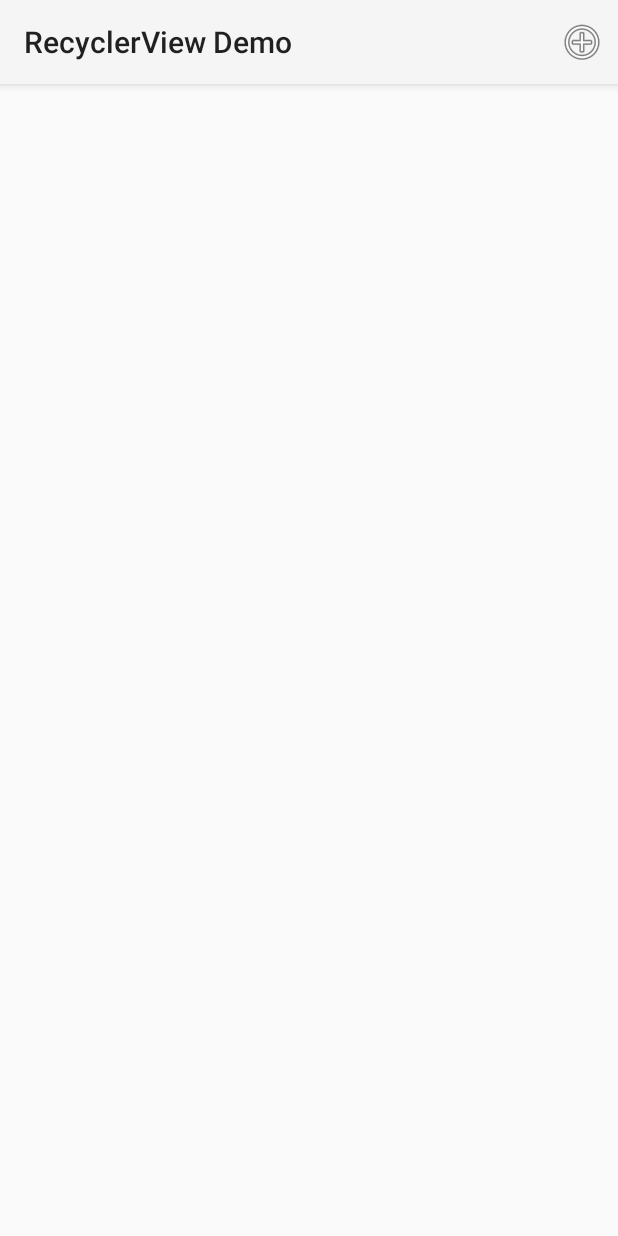
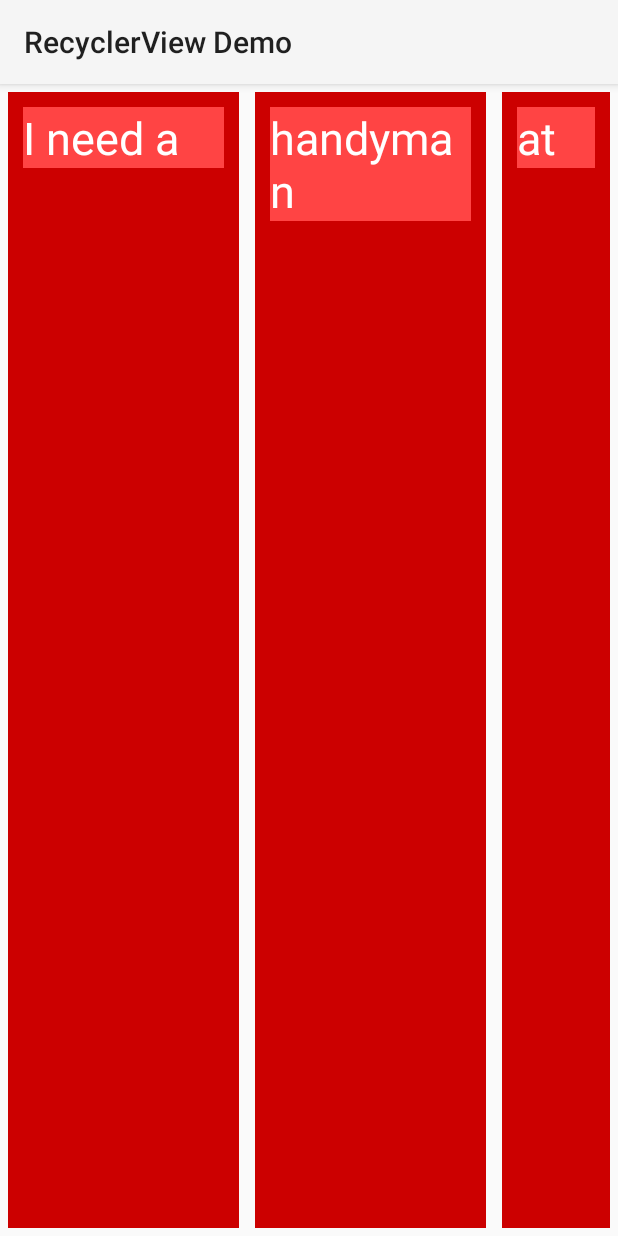
Before and after one commit to lgvalle/RecyclerViewDemo, an Android app: the screen it shows after launch (MyActivity before the commit, AutoFitActivity after it), on a phone screen of 412 x 824 dp. Run offline under Robolectric (Android 15) with nearby library versions, the phone set to English and light mode, and no system bars.

```diff
--- a/app/src/main/AndroidManifest.xml
+++ b/app/src/main/AndroidManifest.xml
@@ -10,7 +10,7 @@
         android:label="@string/app_name"
         android:theme="@style/AppTheme" >
         <activity
-            android:name=".MyActivity"
+            android:name=".AutoFitActivity"
             android:label="@string/app_name" >
             <intent-filter>
                 <action android:name="android.intent.action.MAIN" />
--- /dev/null
+++ b/app/src/main/java/com/pruebas/lgvalle/mispruebas/AutoFitActivity.java
@@ -0,0 +1,46 @@
+package com.pruebas.lgvalle.mispruebas;
+
+import android.app.Activity;
+import android.os.Bundle;
+import android.support.v7.widget.RecyclerView;
+
+import java.util.Arrays;
+
+/**
+ * Created by lgvalle on 31/01/15.
+ */
+public class AutoFitActivity extends Activity {
+    int COLS = 5;
+    private static final String TAG = AutoFitActivity.class.getSimpleName();
+    private RecyclerView recyclerView;
+    private String[] nodes = {"I need a", "handyman", "at", "Flat 5 58 Cleveland Way E14UF, London", "to", "fix my toilet"};
+    private AutoMeasurablesAdapter adapter;
+
+    @Override
+    public void onCreate(Bundle savedInstanceState) {
+        super.onCreate(savedInstanceState);
+
+        setContentView(R.layout.activity_autofit);
+        setupLayout();
+    }
+
+    private void setupLayout() {
+        AutoSpanGridLayoutManager layoutManager = getLayoutManager();
+        adapter = layoutManager.getAdapter();
+        adapter.addAll(Arrays.asList(nodes));
+
+        recyclerView = (RecyclerView) findViewById(R.id.autofitView);
+        recyclerView.setLayoutManager(layoutManager);
+        recyclerView.setAdapter(adapter);
+
+        layoutManager.setMyRecyclerView(recyclerView);
+
+
+    }
+
+    private AutoSpanGridLayoutManager getLayoutManager() {
+        return new AutoSpanGridLayoutManager(this, COLS);
+    }
+
+
+}
--- /dev/null
+++ b/app/src/main/java/com/pruebas/lgvalle/mispruebas/AutoMeasurablesAdapter.java
@@ -0,0 +1,51 @@
+package com.pruebas.lgvalle.mispruebas;
+
+import android.support.v7.widget.RecyclerView;
+import android.view.LayoutInflater;
+import android.view.ViewGroup;
+import android.widget.LinearLayout;
+
+import java.util.ArrayList;
+import java.util.List;
+
+/**
+ * Created by lgvalle on 31/01/15.
+ */
+public class AutoMeasurablesAdapter extends RecyclerView.Adapter<TextViewHolder> {
+
+    private List<String> nodes;
+
+    public AutoMeasurablesAdapter(List<String> nodes) {
+        this.nodes = nodes;
+    }
+
+    public AutoMeasurablesAdapter() {
+        this.nodes = new ArrayList<>();
+    }
+
+    @Override
+    public TextViewHolder onCreateViewHolder(ViewGroup parent, int viewType) {
+        LinearLayout v = (LinearLayout) LayoutInflater.from(parent.getContext()).inflate(R.layout.text_row, parent, false);
+        return new TextViewHolder(v);
+    }
+
+    @Override
+    public void onBindViewHolder(TextViewHolder holder, int position) {
+        String node = nodes.get(position);
+        holder.bind(node);
+    }
+
+    @Override
+    public int getItemCount() {
+        return nodes.size();
+    }
+
+    public void addAll(List nodes) {
+        this.nodes.addAll(nodes);
+        notifyDataSetChanged();
+    }
+
+    public List<String> getNodes() {
+        return nodes;
+    }
+}
--- /dev/null
+++ b/app/src/main/java/com/pruebas/lgvalle/mispruebas/AutoSpanGridLayoutManager.java
@@ -0,0 +1,90 @@
+package com.pruebas.lgvalle.mispruebas;
+
+import android.content.Context;
+import android.graphics.Paint;
+import android.graphics.Rect;
+import android.support.v7.widget.GridLayoutManager;
+import android.support.v7.widget.RecyclerView;
+import android.util.Log;
+
+/**
+ * Created by lgvalle on 31/01/15.
+ */
+public class AutoSpanGridLayoutManager extends GridLayoutManager {
+    private static final String TAG = AutoSpanGridLayoutManager.class.getSimpleName();
+    private AutoMeasurablesAdapter adapter;
+    private RecyclerView recyclerView;
+
+    public AutoSpanGridLayoutManager(Context context, int spanCount) {
+        super(context, spanCount);
+        init(context, spanCount);
+    }
+
+    public AutoSpanGridLayoutManager(Context context, int spanCount, int orientation, boolean reverseLayout) {
+        super(context, spanCount, orientation, reverseLayout);
+        init(context, spanCount);
+    }
+
+
+
+    private void init(final Context context, final int spanCount) {
+        this.adapter = new AutoMeasurablesAdapter();
+        setSpanSizeLookup(new SpanSizeLookup() {
+            @Override
+            public int getSpanSize(int position) {
+
+                int spanSize = 1;
+                if (recyclerView != null ) {
+                    final int columWidth = recyclerView.getMeasuredWidth() / spanCount;
+                    Log.d(TAG, "ColunmWidth: "+columWidth);
+                    //MeasurableView m = (MeasurableView) getChildAt(position);
+                    //float viewWidth = m.automeasure();
+                    float viewWidth = innerMeasure(position, context);
+
+                    double calculatedSpan = Math.ceil(viewWidth / columWidth);
+
+                    spanSize = (int) Math.min(spanCount, Math.max(1, calculatedSpan));
+                }
+                Log.d(TAG, "SPAN: "+spanSize);
+                return spanSize;
+            }
+        });
+    }
+
+    private float innerMeasure(int position, Context context) {
+        String node = getAdapter().getNodes().get(position);
+        int fontSize = context.getResources().getDimensionPixelSize(R.dimen.font_size);
+        Paint mTextPaint = new Paint();
+        mTextPaint.setTextSize(fontSize);
+        Rect textBounds = new Rect();
+        mTextPaint.getTextBounds(node, 0, node.length(), textBounds);
+        return mTextPaint.measureText(node);
+    }
+
+    /*
+    final int columWidth = recyclerView.getMeasuredWidth() / spanCount;
+                    String node = adapter.getNodes().get(position);
+                    MeasurableView m = (MeasurableView) getChildAt(position);
+                    float viewWidth = m.automeasure();
+
+
+                    Paint mTextPaint = new Paint();
+                    mTextPaint.setTextSize(fontSize);
+                    Rect textBounds = new Rect();
+                    mTextPaint.getTextBounds(node, 0, node.length(), textBounds);
+                    float mTextWidth = mTextPaint.measureText(node);
+
+                    double calculatedSpan = Math.ceil(mTextWidth / columWidth);
+
+                    spanSize = (int) Math.min(spanCount, Math.max(1, calculatedSpan));
+     */
+
+    public AutoMeasurablesAdapter getAdapter() {
+        return adapter;
+    }
+
+
+    public void setMyRecyclerView(RecyclerView recyclerView) {
+        this.recyclerView = recyclerView;
+    }
+}
--- a/app/src/main/java/com/pruebas/lgvalle/mispruebas/DummyAdapter.java
+++ b/app/src/main/java/com/pruebas/lgvalle/mispruebas/DummyAdapter.java
@@ -3,21 +3,16 @@ package com.pruebas.lgvalle.mispruebas;
 import android.graphics.Bitmap;
 import android.graphics.Color;
 import android.graphics.drawable.BitmapDrawable;
-import android.graphics.drawable.Drawable;
 import android.support.v7.graphics.Palette;
-import android.support.v7.graphics.PaletteItem;
 import android.support.v7.widget.RecyclerView;
 import android.util.Log;
 import android.view.LayoutInflater;
-import android.view.View;
 import android.view.ViewGroup;
 import android.widget.ImageView;
 import android.widget.RelativeLayout;
 import android.widget.TextView;
 
-import com.squareup.picasso.Callback;
 import com.squareup.picasso.Picasso;
-import com.squareup.picasso.Target;
 
 import java.util.ArrayList;
 
@@ -39,7 +34,7 @@ public class DummyAdapter extends RecyclerView.Adapter<DummyAdapter.ViewHolder>
     // Create new views (invoked by the layout manager)
     @Override
     public DummyAdapter.ViewHolder onCreateViewHolder(ViewGroup parent,
-                                                   int viewType) {
+                                                      int viewType) {
         // create a new view
         RelativeLayout v = (RelativeLayout) LayoutInflater.from(parent.getContext())
                 .inflate(R.layout.recycler_row, null);
@@ -59,26 +54,7 @@ public class DummyAdapter extends RecyclerView.Adapter<DummyAdapter.ViewHolder>
         Log.d(TAG, item.getUrl());
         Picasso.with(holder.mImageView.getContext())
                 .load(item.getUrl())
-                .into(new Target() {
-                    @Override
-                    public void onBitmapLoaded(Bitmap bitmap, Picasso.LoadedFrom from) {
-                        holder.mImageView.setImageBitmap(bitmap);
-                        holder.mLoadingImageView.setVisibility(View.GONE);
-                        holder.updatePalette();
-                        Log.d(TAG, "on success");
-                    }
-
-                    @Override
-                    public void onBitmapFailed(Drawable errorDrawable) {
-                        holder.mLoadingImageView.setVisibility(View.GONE);
-                        Log.d(TAG, "on error");
-                    }
-
-                    @Override
-                    public void onPrepareLoad(Drawable placeHolderDrawable) {
-                        holder.mLoadingImageView.setVisibility(View.VISIBLE);
-                    }
-                });
+                .into(holder.mImageView);
         holder.mImageTitle.setText(item.getName());
 
     }
@@ -95,12 +71,15 @@ public class DummyAdapter extends RecyclerView.Adapter<DummyAdapter.ViewHolder>
         notifyItemInserted(0);
     }
 
+    public void addLast(Item item) {
+        mDataset.add(item);
+        notifyDataSetChanged();
+    }
+
     // Provide a reference to the type of views that you are using
     // (custom viewholder)
     public static class ViewHolder extends RecyclerView.ViewHolder {
         private static final int PALETTE_SIZE = 24; /* 24 is default size. You can decrease this value to speed up palette generation */
-        private final View mLoadingImageView;
-        private final View mLoadingTitleView;
         public ImageView mImageView;
         public TextView mImageTitle;
 
@@ -108,25 +87,18 @@ public class DummyAdapter extends RecyclerView.Adapter<DummyAdapter.ViewHolder>
             super(v);
             mImageView = (ImageView) v.findViewById(R.id.imageView);
             mImageTitle = (TextView) v.findViewById(R.id.title);
-            mLoadingImageView = v.findViewById(R.id.pbImage);
-            mLoadingTitleView = v.findViewById(R.id.pbTitle);
+
         }
-
         public void updatePalette() {
-            Bitmap bitmap = ((BitmapDrawable)mImageView.getDrawable()).getBitmap();
+            Bitmap bitmap = ((BitmapDrawable) mImageView.getDrawable()).getBitmap();
             Palette.generateAsync(bitmap, PALETTE_SIZE, new Palette.PaletteAsyncListener() {
                 @Override
                 public void onGenerated(Palette palette) {
-                    PaletteItem item = palette.getLightVibrantColor();
-                    if (item != null) {
-                        mImageTitle.setBackgroundColor(adjustAlpha(item.getRgb(), 0.5f));
-                    }
 
-                    item = palette.getDarkVibrantColor();
-                    if (item != null) {
-                        mImageTitle.setTextColor(item.getRgb());
-                    }
-                    mLoadingTitleView.setVisibility(View.GONE);
+                    int item = palette.getLightVibrantColor(0);
+                    mImageTitle.setBackgroundColor(adjustAlpha(item, 0.5f));
+                    item = palette.getDarkVibrantColor(1);
+                    mImageTitle.setTextColor(item);
                 }
 
             });
--- /dev/null
+++ b/app/src/main/java/com/pruebas/lgvalle/mispruebas/MeasurableView.java
@@ -0,0 +1,8 @@
+package com.pruebas.lgvalle.mispruebas;
+
+/**
+ * Created by lgvalle on 01/02/15.
+ */
+public interface MeasurableView  {
+    public float automeasure();
+}
--- /dev/null
+++ b/app/src/main/java/com/pruebas/lgvalle/mispruebas/TextViewHolder.java
@@ -0,0 +1,18 @@
+package com.pruebas.lgvalle.mispruebas;
+
+import android.support.v7.widget.RecyclerView;
+import android.widget.LinearLayout;
+import android.widget.TextView;
+
+/**
+ * Created by lgvalle on 01/02/15.
+ */
+public class TextViewHolder extends RecyclerView.ViewHolder{
+    public TextViewHolder(LinearLayout itemView) {
+        super(itemView);
+    }
+
+    public void bind(String node) {
+        ((TextView)itemView.findViewById(R.id.text_row_title)).setText(node);
+    }
+}
--- /dev/null
+++ b/app/src/main/res/layout/activity_autofit.xml
@@ -0,0 +1,13 @@
+<?xml version="1.0" encoding="utf-8"?>
+<LinearLayout xmlns:android="http://schemas.android.com/apk/res/android"
+    android:orientation="vertical"
+    android:layout_width="match_parent"
+    android:layout_height="match_parent">
+
+    <android.support.v7.widget.RecyclerView
+        android:id="@+id/autofitView"
+        android:layout_width="match_parent"
+        android:clipToPadding="false"
+        android:layout_height="match_parent" />
+
+</LinearLayout>
--- /dev/null
+++ b/app/src/main/res/layout/text_row.xml
@@ -0,0 +1,23 @@
+<?xml version="1.0" encoding="utf-8"?>
+<LinearLayout xmlns:android="http://schemas.android.com/apk/res/android"
+    android:layout_margin="5dp"
+    android:orientation="vertical"
+    android:layout_width="match_parent"
+    android:background="@android:color/holo_red_dark"
+    android:layout_height="match_parent">
+
+    <TextView
+        android:id="@+id/text_row_title"
+        android:layout_width="match_parent"
+        android:layout_height="wrap_content"
+        android:ellipsize="end"
+        android:maxLines="2"
+        android:singleLine="false"
+        android:background="@android:color/holo_red_light"
+
+        android:textColor="@android:color/white"
+        android:layout_margin="10dp"
+        android:text="row text very very very very very very long text very very very very very very"
+        android:textSize="@dimen/font_size" />
+
+</LinearLayout>
--- a/app/src/main/res/values/dimens.xml
+++ b/app/src/main/res/values/dimens.xml
@@ -2,4 +2,7 @@
     <!-- Default screen margins, per the Android Design guidelines. -->
     <dimen name="activity_horizontal_margin">16dp</dimen>
     <dimen name="activity_vertical_margin">16dp</dimen>
+    <dimen name="item_margin">10dp</dimen>
+    <dimen name="column_width">20dp</dimen>
+    <dimen name="font_size">30dp</dimen>
 </resources>
--- a/build.gradle
+++ b/build.gradle
@@ -5,7 +5,7 @@ buildscript {
         jcenter()
     }
     dependencies {
-        classpath 'com.android.tools.build:gradle:0.12.+'
+        classpath 'com.android.tools.build:gradle:1.0.+'
 
         // NOTE: Do not place your application dependencies here; they belong
         // in the individual module build.gradle files
```
Also changed, not shown: app/build.gradle (+8 -15 lines), app/src/main/java/com/pruebas/lgvalle/mispruebas/AutoMeasurable.java (added, +9 -0 lines), app/src/main/java/com/pruebas/lgvalle/mispruebas/AutofitRecyclerView.java (added, +58 -0 lines), app/src/main/java/com/pruebas/lgvalle/mispruebas/MeasurableTextView.java (added, +50 -0 lines), app/src/main/java/com/pruebas/lgvalle/mispruebas/MyActivity.java (+47 -10 lines), app/src/main/res/layout/recycler_row.xml (+0 -16 lines), 1 other file.
